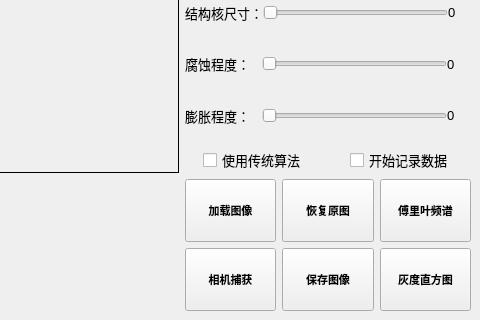
Humble-Engineer/cells_detect, file MainWindow.ui: the form before one commit; both pictures show x 720 to 1200 and y 336 to 656 of the 1200 by 800 pixel window.
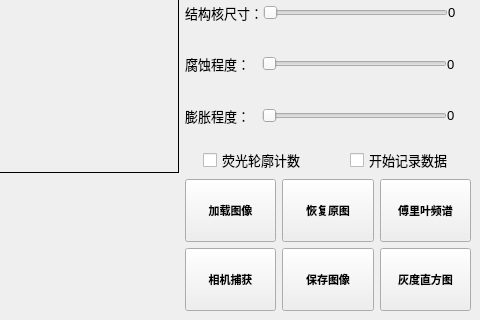
The form after the commit.

Patch:
```diff
--- a/MainWindow.ui
+++ b/MainWindow.ui
@@ -1141,7 +1141,7 @@
          <enum>Qt::LayoutDirection::LeftToRight</enum>
         </property>
         <property name="text">
-         <string>使用传统算法</string>
+         <string>荧光轮廓计数</string>
         </property>
         <property name="tristate">
          <bool>false</bool>
```
